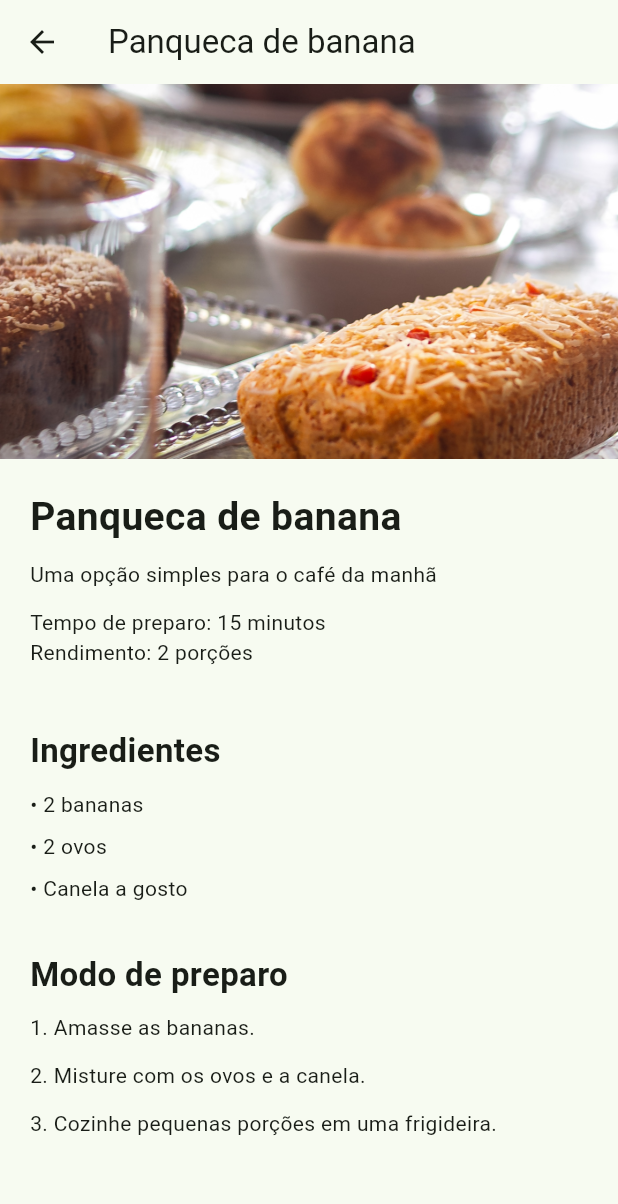
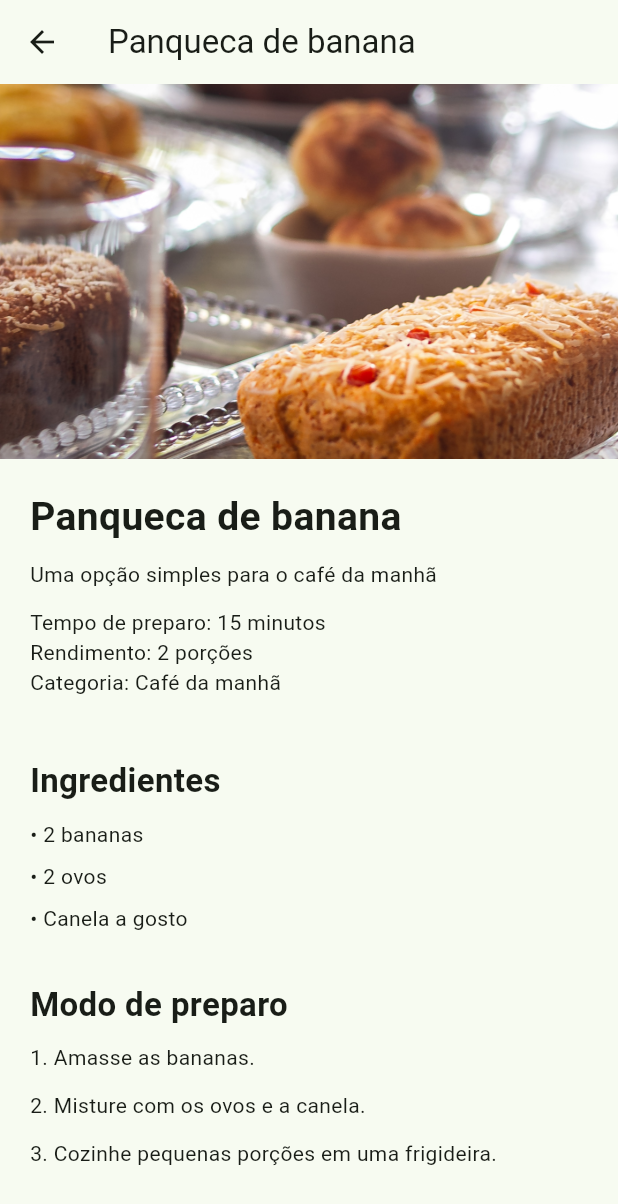
Before and after one commit to daniel-alm26/canellas-panificacao, a Flutter app: the screen it shows after launch, after a tap on "Panqueca de banana", on a phone screen of 412 x 824 dp. Shown: the top 1204 px of the screen. Run offline on Flutter 3.47's test engine with Material 3 defaults, Android fonts, the phone set to English and light mode, and no system bars.

Commit message:
Mostrando a categoria na tela de detalhes da receita

```diff
--- a/lib/screens/detalhes_receita_screen.dart
+++ b/lib/screens/detalhes_receita_screen.dart
@@ -51,6 +51,7 @@ class DetalhesReceitaScreen extends StatelessWidget {
 
                 Text('Tempo de preparo: ${receita.tempoDePreparo} minutos'),
                 Text('Rendimento: ${receita.rendimento} porções'),
+                Text('Categoria: ${receita.categoria}'),
 
                 const SizedBox(height: 16),
 
```
